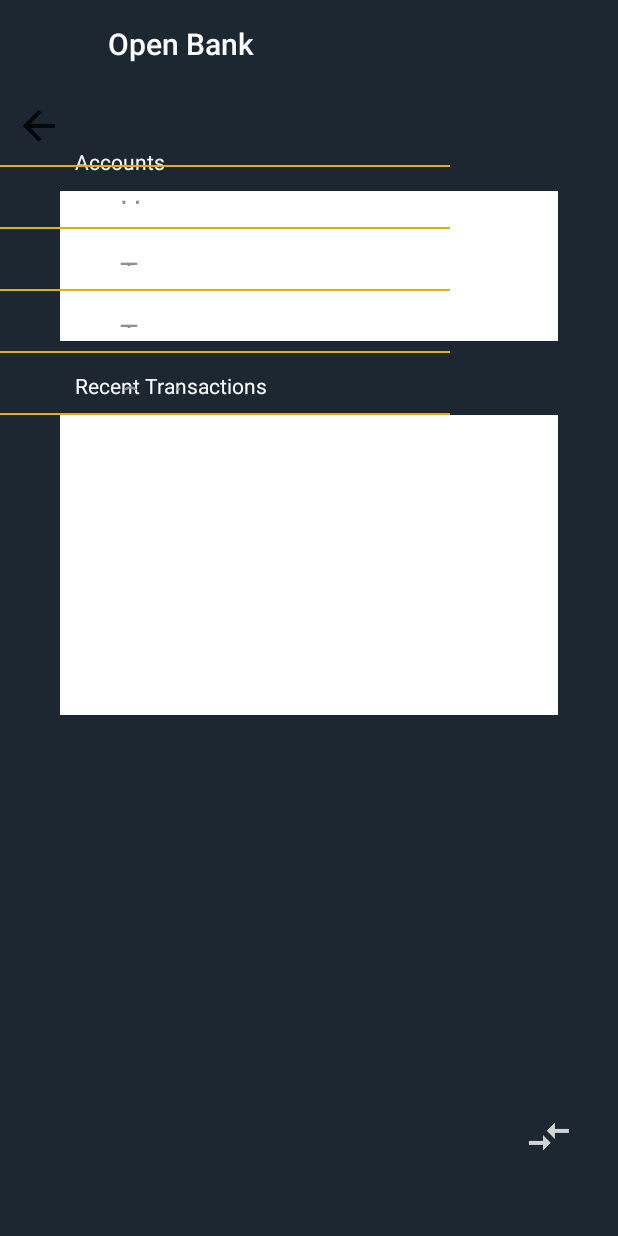
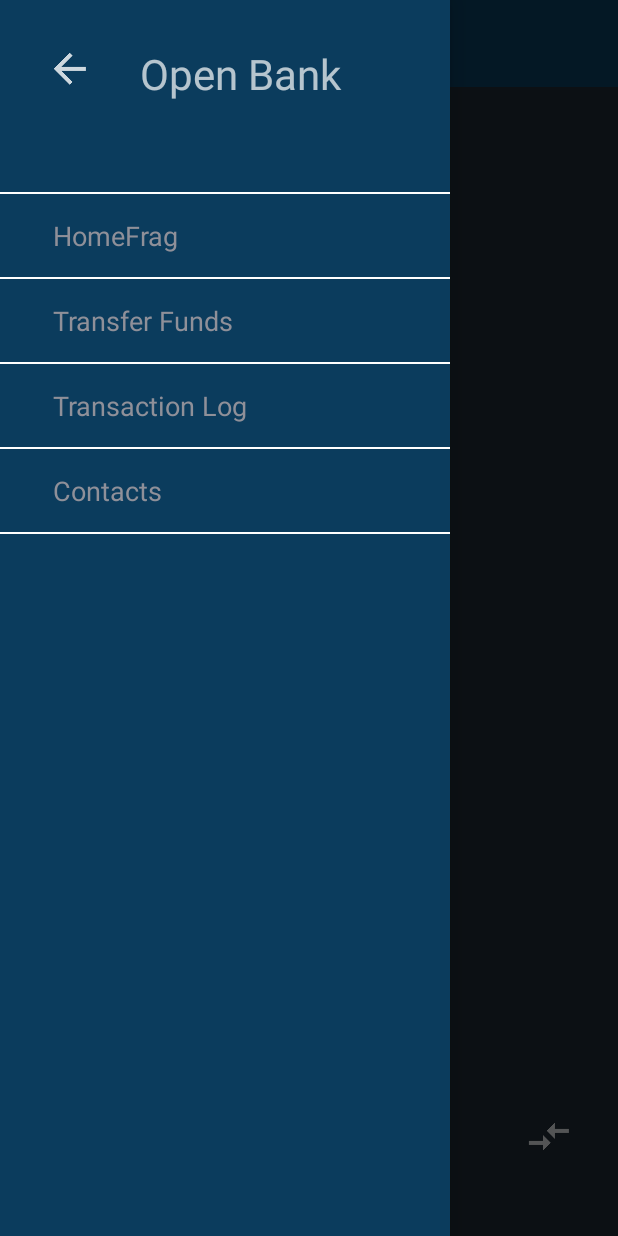
Before and after one commit to SWE443-TeamRed/open-bank, an Android app: the HomeFrag screen opened directly, with no data from a screen before it, after a tap on "Open navigation drawer", on a phone screen of 412 x 824 dp. Run offline under Robolectric (Android 15) with nearby library versions, the phone set to English and light mode, and no system bars.

Commit message:
Made some changes to UI

```diff
--- a/OpenBankApplication/app/src/main/res/layout/activity_main.xml
+++ b/OpenBankApplication/app/src/main/res/layout/activity_main.xml
@@ -1,53 +1,46 @@
 <?xml version="1.0" encoding="utf-8"?>
 <android.support.v4.widget.DrawerLayout xmlns:android="http://schemas.android.com/apk/res/android"
     xmlns:tools="http://schemas.android.com/tools"
+    xmlns:app="http://schemas.android.com/apk/res-auto"
     android:id="@+id/drawer_layout"
     android:layout_width="match_parent"
     android:layout_height="match_parent"
-    android:fitsSystemWindows="true"
-    tools:openDrawer="left"
-    style="@style/AppTheme"
-    >
-
+    android:fitsSystemWindows="true">
     <RelativeLayout xmlns:android="http://schemas.android.com/apk/res/android"
+        xmlns:app="http://schemas.android.com/apk/res-auto"
         xmlns:tools="http://schemas.android.com/tools"
-        android:id="@+id/layout"
         android:layout_width="match_parent"
         android:layout_height="match_parent"
-        tools:context="com.app.swe443.openbankapp.MainActivity"
-        style="@style/AppTheme"
-        >
+        tools:context="com.app.swe443.openbankapp.MainActivity">
 
         <android.support.v7.widget.Toolbar
             android:id="@+id/toolbar"
-            style="@style/AppTheme"
             android:layout_width="match_parent"
             android:layout_height="58dp"
-            android:theme="@style/AppTheme" />
+            android:background="@color/colorSecondaryDarlk"
+            android:minHeight="?attr/actionBarSize"
+            style="@style/Theme.AppCompat.NoActionBar" />
 
         <FrameLayout
             android:id="@+id/contentFragment"
-            style="@style/AppTheme"
             android:layout_width="fill_parent"
             android:layout_height="fill_parent"
-            android:layout_below="@id/toolbar" />
-
-        <ListView
-            android:id="@+id/left_drawer"
-            style="@style/AppTheme"
-            android:layout_width="300dp"
-            android:layout_height="fill_parent"
-            android:layout_below="@+id/toolbar"
-            android:layout_gravity="left"
-            android:cacheColorHint="#00000000"
-            android:choiceMode="singleChoice"
-            android:divider="@color/colorAccent"
-            android:dividerHeight="1dp"
-            android:headerDividersEnabled="true"
-            android:scrollingCache="false"
-
-            />
+            android:layout_below="@id/toolbar"
+            android:layout_weight="1" />
 
     </RelativeLayout>
 
+    <ListView
+        android:id="@+id/left_drawer"
+        android:layout_width="300dp"
+        android:layout_height="fill_parent"
+        android:layout_gravity="start"
+        android:choiceMode="singleChoice"
+        android:headerDividersEnabled="true"
+        android:background="@color/colorSecondaryDarlk"
+        android:dividerHeight="1dp"
+        android:divider="#ffffff"
+        android:cacheColorHint="#00000000"
+        android:scrollingCache="false"/>
+
 </android.support.v4.widget.DrawerLayout>
--- a/OpenBankApplication/app/src/main/res/layout/fragment_contacts.xml
+++ b/OpenBankApplication/app/src/main/res/layout/fragment_contacts.xml
@@ -14,15 +14,15 @@
         android:layout_marginRight="30dp"
         android:layout_width="match_parent"
         android:layout_height="match_parent">
+
         <TextView
-            android:layout_margin="20dp"
             android:id="@+id/contactText"
-            android:text="Contacts"
             android:layout_width="match_parent"
             android:layout_height="wrap_content"
+            android:layout_margin="20dp"
+            android:text="Contacts"
             android:textColor="@color/colorAccent"
-            android:textSize="30sp"
-            />
+            android:textSize="20sp" />
 
         <ListView
             android:layout_below="@id/contactText"
--- a/OpenBankApplication/app/src/main/res/layout/fragment_home.xml
+++ b/OpenBankApplication/app/src/main/res/layout/fragment_home.xml
@@ -13,44 +13,27 @@
         android:layout_marginRight="30dp"
         android:layout_width="match_parent"
         android:layout_height="match_parent">
+
         <TextView
+            android:id="@+id/accountText"
+            android:layout_width="match_parent"
+            android:layout_height="wrap_content"
             android:layout_marginTop="20dp"
-            android:id="@+id/accountText"
             android:paddingLeft="20dp"
             android:text="Accounts"
-            android:textColor="#ffffff"
-            android:layout_width="match_parent"
-            android:layout_height="wrap_content"
+            android:textColor="@color/colorAccent"
+            android:textSize="20sp"
             tools:ignore="RtlSymmetry" />
 
         <ListView
-            android:layout_below="@id/accountText"
             android:id="@+id/accounts"
-            android:background="#ffffff"
             android:padding="10dp"
-            android:layout_margin="10dp"
             android:layout_width="wrap_content"
-            android:layout_height="100dp"/>
-
-        <TextView
-            android:id="@+id/transactionText"
-            android:layout_below="@id/accounts"
-            android:layout_marginTop="10dp"
-            android:paddingLeft="20dp"
-            android:text="Recent Transactions"
-            android:textColor="#ffffff"
-            android:layout_width="match_parent"
-            android:layout_height="wrap_content"
-            tools:ignore="RtlSymmetry" />
-
-        <ListView
-            android:layout_below="@id/transactionText"
-            android:id="@+id/transactions"
-            android:background="#ffffff"
-            android:padding="10dp"
-            android:layout_margin="10dp"
-            android:layout_width="wrap_content"
-            android:layout_height="200dp"/>
+            android:layout_height="100dp"
+            android:layout_marginLeft="10dp"
+            android:layout_marginRight="10dp"
+            android:layout_above="@+id/imageButton"
+            android:layout_below="@+id/accountText" />
 
         <ImageButton
             android:layout_alignParentBottom="true"
@@ -58,7 +41,8 @@
             android:src="@drawable/ic_action_transfer"
             android:background="#00000000"
             android:layout_width="wrap_content"
-            android:layout_height="wrap_content" />
+            android:layout_height="wrap_content"
+            android:id="@+id/imageButton" />
     </RelativeLayout>
 
 
--- a/OpenBankApplication/app/src/main/res/layout/fragment_transaction.xml
+++ b/OpenBankApplication/app/src/main/res/layout/fragment_transaction.xml
@@ -2,38 +2,35 @@
     xmlns:tools="http://schemas.android.com/tools"
     android:layout_width="match_parent"
     android:layout_height="match_parent"
-    tools:context="com.app.swe443.openbankapp.ContactsFrag">
+    tools:context="com.app.swe443.openbankapp.TransactionFrag">
 
     <RelativeLayout
         android:id="@+id/content"
-        android:layout_below="@id/toolbar"
-        android:layout_marginTop="20dp"
-        android:layout_marginBottom="50dp"
-        android:layout_marginLeft="30dp"
-        android:layout_marginRight="30dp"
+        android:layout_marginTop="18dp"
         android:layout_width="match_parent"
         android:layout_height="match_parent"
-        >
+        android:layout_alignParentTop="true"
+        android:layout_centerHorizontal="true">
+
         <TextView
+            android:id="@+id/transactionText"
+            android:layout_width="match_parent"
+            android:layout_height="wrap_content"
             android:layout_margin="20dp"
-            android:id="@+id/transactionText"
             android:text="Transactions Log"
             android:textColor="@color/colorAccent"
-            android:textSize="30sp"
-            android:layout_width="match_parent"
-            android:layout_height="wrap_content" />
+            android:textSize="20sp" />
 
         <TextView
+            android:id="@+id/currentBalance"
+            android:layout_width="match_parent"
+            android:layout_height="50dp"
             android:layout_below="@+id/transactionText"
-            android:id="@+id/currentBalance"
-            android:text="Current Balance: "
+            android:layout_margin="10dp"
             android:gravity="left"
             android:padding="10dp"
-            android:layout_margin="10dp"
-            android:layout_width="match_parent"
-            android:layout_height="50dp"
-            android:textSize="20sp"
-            />
+            android:text="Current Balance: "
+            android:textSize="20sp" />
         <ListView
             android:id="@+id/accounts"
             android:padding="10dp"
@@ -65,5 +62,18 @@
             android:layout_height="wrap_content" />
     </RelativeLayout>
 
+    <TextView
+        android:id="@+id/logBalance"
+        android:layout_width="wrap_content"
+        android:layout_height="wrap_content"
+        android:layout_marginLeft="183dp"
+        android:layout_marginStart="183dp"
+        android:layout_marginTop="85dp"
+        android:text="$0.00"
+        android:textSize="20sp"
+        android:layout_alignTop="@+id/content"
+        android:layout_alignParentLeft="true"
+        android:layout_alignParentStart="true" />
+
 
 </RelativeLayout>
--- a/OpenBankApplication/app/src/main/res/layout/navigation_drawer_header.xml
+++ b/OpenBankApplication/app/src/main/res/layout/navigation_drawer_header.xml
@@ -1,15 +1,40 @@
 <?xml version="1.0" encoding="utf-8"?>
 <LinearLayout xmlns:android="http://schemas.android.com/apk/res/android"
     android:orientation="vertical" android:layout_width="match_parent"
-    android:layout_height="match_parent">
+    android:layout_height="match_parent"
+    android:weightSum="1">
 
-    <ImageButton
-        android:id="@+id/drawerBack"
-        android:src="@drawable/ic_action_nav_back"
-        android:background="#00000000"
-        android:onClick="backNavigation"
-        android:padding="10dp"
-        android:layout_width="wrap_content"
-        android:layout_height="wrap_content" />
+    <GridLayout
+        android:layout_width="match_parent"
+        android:layout_height="match_parent"
+        android:layout_weight="0.04">
+
+        <ImageButton
+            android:id="@+id/drawerBack"
+            style="@style/AppTheme"
+            android:layout_width="93dp"
+            android:layout_height="wrap_content"
+            android:layout_column="1"
+            android:layout_marginTop="20dp"
+            android:layout_row="0"
+            android:layout_weight="0.04"
+            android:background="#00000000"
+            android:onClick="backNavigation"
+            android:padding="10dp"
+            android:src="@drawable/ic_action_nav_back"
+            android:tint="@android:color/background_light"
+
+            />
+
+        <TextView
+            android:id="@+id/textView"
+            android:layout_width="476dp"
+            android:layout_height="78dp"
+            android:layout_marginBottom="20dp"
+            android:layout_marginTop="30dp"
+            android:text="Open Bank"
+            android:textSize="28sp" />
+
+    </GridLayout>
 
 </LinearLayout>
--- a/OpenBankApplication/app/src/main/res/layout/navigation_drawer_list_item.xml
+++ b/OpenBankApplication/app/src/main/res/layout/navigation_drawer_list_item.xml
@@ -2,27 +2,25 @@
 <LinearLayout xmlns:android="http://schemas.android.com/apk/res/android"
     android:layout_width="match_parent"
     android:layout_height="match_parent"
-    android:orientation="horizontal"
-    android:layout_centerInParent="true">
+    android:layout_centerInParent="true"
+    android:background="@color/colorSecondaryDarlk"
+    android:orientation="horizontal">
 
     <ImageView
         android:id="@+id/icon"
-        android:layout_marginStart="20dp"
-        android:contentDescription="@string/navigation_drawer_open"
-        android:layout_width="40dp"
-        android:layout_height="40dp"
+        android:layout_width="wrap_content"
+        android:layout_height="wrap_content"
         android:layout_gravity="center"
         android:layout_marginLeft="15dp" />
 
     <TextView
         android:id="@+id/title"
-        android:layout_marginStart="20dp"
-        android:layout_width="50dp"
-        android:layout_height="match_parent"
+        android:layout_width="wrap_content"
+        android:layout_height="wrap_content"
+        android:layout_gravity="center"
+        android:layout_marginBottom="15dp"
         android:layout_marginLeft="20dp"
         android:layout_marginTop="15dp"
-        android:layout_marginBottom="15dp"
-        android:layout_gravity="center"
-        android:textSize="20sp"
-        />
+        android:text="Open Bank"
+        android:textSize="18sp" />
 </LinearLayout>
--- a/OpenBankApplication/app/src/main/res/values/colors.xml
+++ b/OpenBankApplication/app/src/main/res/values/colors.xml
@@ -4,4 +4,5 @@
     <color name="colorPrimaryDark">#1d2731</color>
     <color name="colorAccent">#d9b310</color>
     <color name="background_material_dark">#328cc1</color>
+    <color name="colorSecondaryDarlk">#0b3c5d</color>
 </resources>
```
